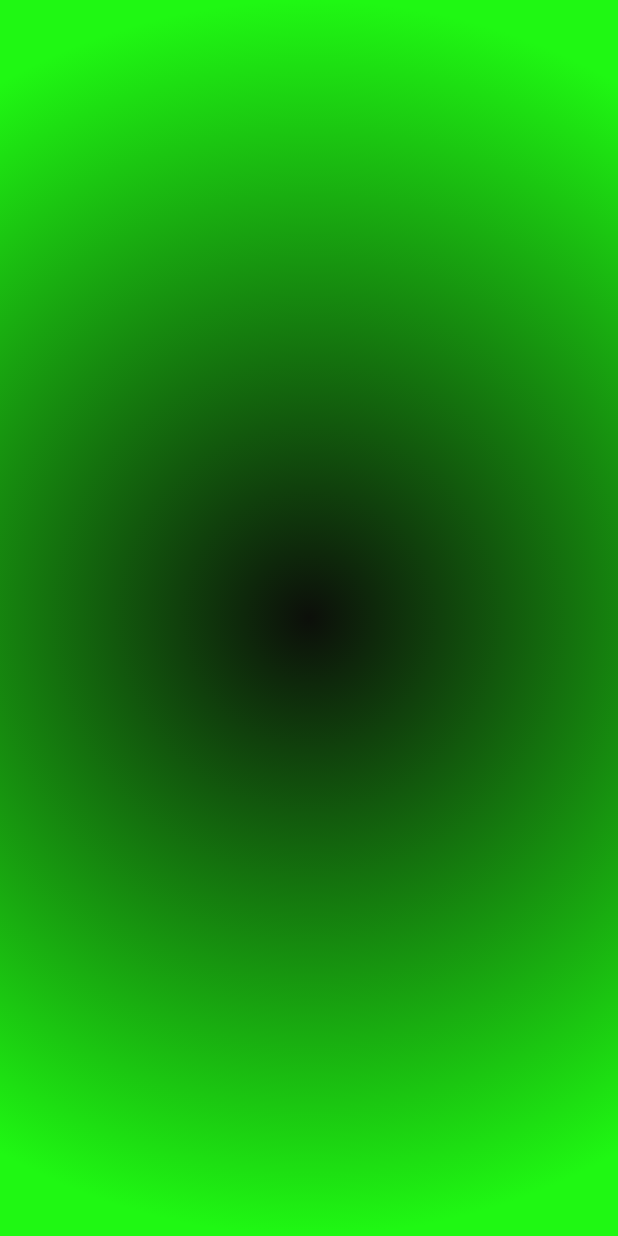
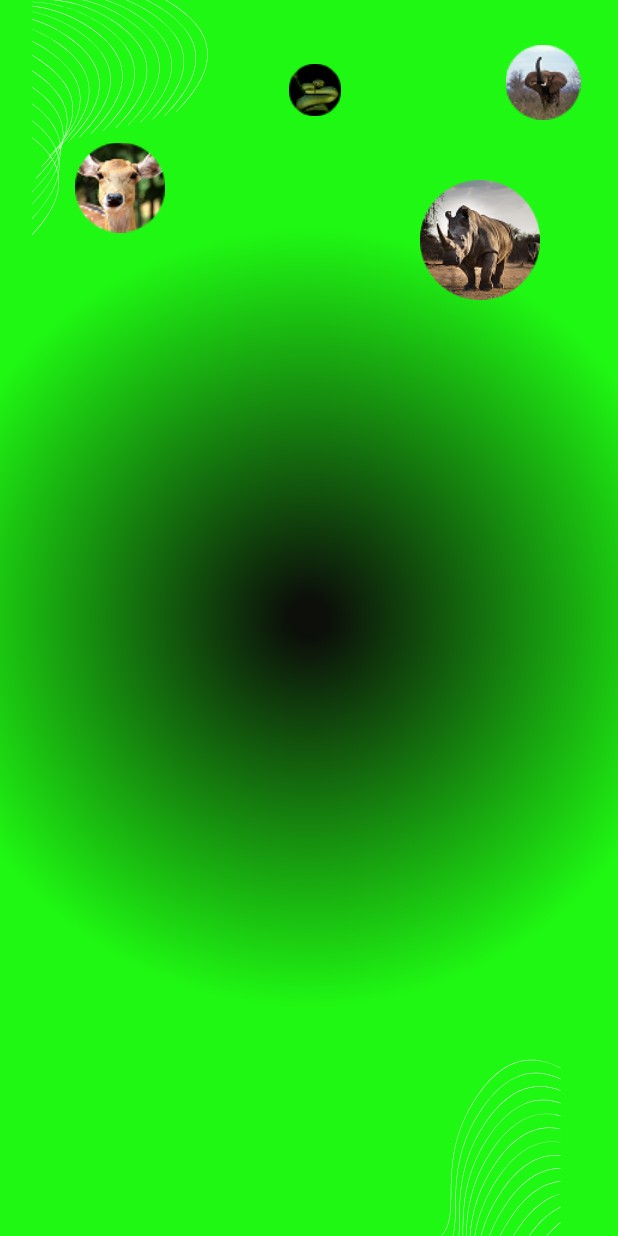
Before and after one commit to Alvin11David/UGANDA-EXPLORE, a Flutter app: the screen it shows after launch, on a phone screen of 412 x 824 dp. Run offline on Flutter 3.47's test engine with Material 3 defaults, Android fonts, the phone set to English and light mode, and no system bars; our stand-ins replace firebase_core, flutter_svg; accounts and stored records are empty.

Commit message:
added the vectors and images to the splash screen

```diff
--- a/uganda_explore/lib/screens/splash/splash_screen.dart
+++ b/uganda_explore/lib/screens/splash/splash_screen.dart
@@ -1,4 +1,5 @@
 import 'package:flutter/material.dart';
+import 'package:flutter_svg/flutter_svg.dart';
 
 class SplashScreen extends StatelessWidget {
   const SplashScreen({super.key});
@@ -15,7 +16,69 @@ class SplashScreen extends StatelessWidget {
               Color(0xFF0C0F0A),
               Color(0xFF1FF813),
             ],
-          )
+            stops: [
+              0.03,
+              0.63,
+            ],
+          ),
+        ),
+        child: Stack(
+          children: [
+            Positioned(
+              top: 30,
+              left: 180,
+              child: Image.asset(
+                'assets/images/snake.png',
+                width: 60,
+                height: 60,
+              ),
+            ),
+            Positioned(
+              top: 120,
+              left: 280,
+              child: Image.asset(
+                'assets/images/rhino.png',
+                width: 80,
+                height: 80,
+              ),
+            ),
+            Positioned(
+              top: 95,
+              left: 50,
+              child: Image.asset(
+                'assets/images/impala.png',
+                width: 60,
+                height: 60,
+              ),
+            ),
+            Positioned(
+              top: 25,
+              right: 20,
+              child: Image.asset(
+                'assets/images/elephant.png',
+                width: 60,
+                height: 60,
+              ),
+            ),
+            Positioned(
+              top: 0,
+              left: 0,
+              child: SvgPicture.asset(
+                'assets/vectors/toppattern.svg',
+                width: 160,
+                height: 160,
+              ),
+            ),
+            Positioned(
+              bottom: 0,
+              right: 0,
+              child: SvgPicture.asset(
+                'assets/vectors/bottompattern.svg',
+                width: 160,
+                height: 160,
+              ),
+            ),
+          ]
         ),
       )
     );
```
